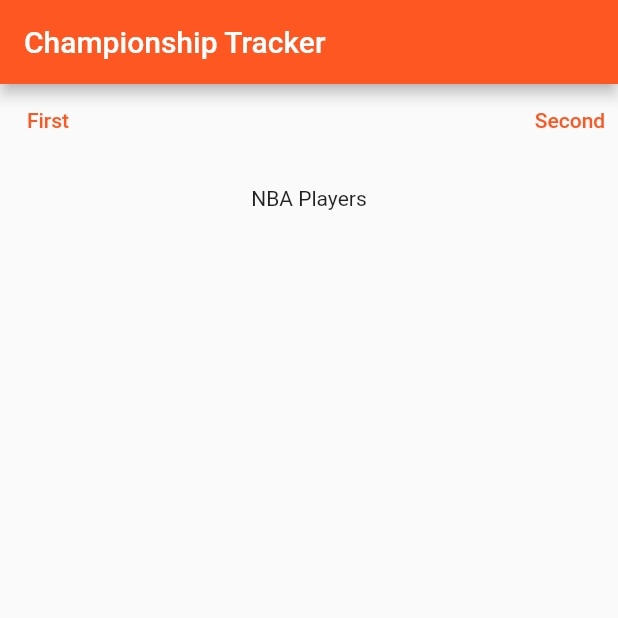
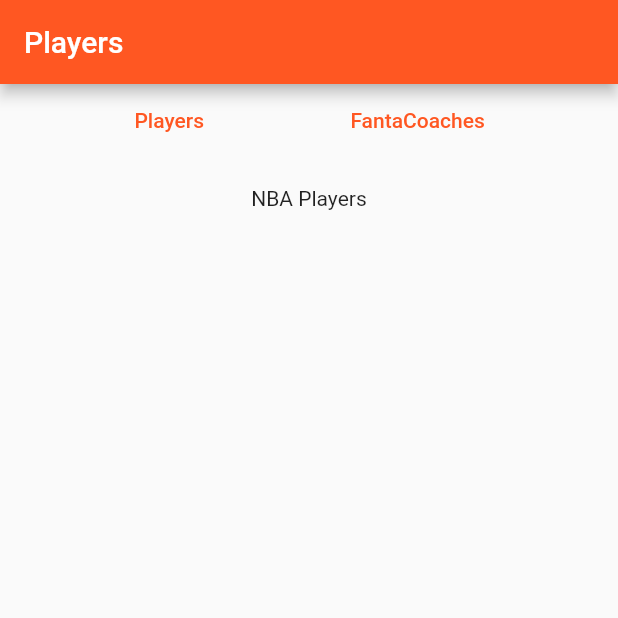
Before and after one commit to SimoneRomagnoli/championship_tracker, a Flutter app: the screen it shows after launch, on a phone screen of 412 x 824 dp, the top half of it. Run offline on Flutter 3.47's test engine with Material 2 defaults, Android fonts, the phone set to English and light mode, and no system bars; missing offline and left inert: mongo_dart; network calls fail.

Commit message:
chore: add second page and navigation bar

```diff
--- a/lib/main.dart
+++ b/lib/main.dart
@@ -15,7 +15,7 @@ class MyApp extends StatelessWidget {
     return MaterialApp(
       title: 'Championship Tracker',
       theme: ThemeData( primarySwatch: Colors.deepOrange,),
-      home: const PlayersPage(title: 'Championship Tracker'),
+      home: const PlayersPage(),
     );
   }
 }
--- a/lib/players_page.dart
+++ b/lib/players_page.dart
@@ -5,7 +5,7 @@ import 'db.dart';
 import 'nba.dart';
 
 class PlayersPage extends ChampionshipTrackerPage {
-  const PlayersPage({super.key, required super.title});
+  const PlayersPage({super.key}) : super(title: "Players");
 
   @override
   ChampionshipTrackerPageState createState() => PlayersPageState();
@@ -15,10 +15,7 @@ class PlayersPageState extends ChampionshipTrackerPageState {
   PlayersPageState();
 
   @override
-  Widget content = Center(
-    child: Padding(
-      padding: const EdgeInsets.all(20.0),
-      child: Column(
+  Widget content = Column(
     mainAxisAlignment: MainAxisAlignment.spaceEvenly,
     children: [
       const Text("NBA Players"),
@@ -29,8 +26,6 @@ class PlayersPageState extends ChampionshipTrackerPageState {
         ),
       ),
     ],
-      ),
-    ),
   );
 }
 
```
Also changed, not shown: lib/fantacoaches_page.dart (added, +37 -0 lines), lib/pages.dart (+27 -8 lines). Lines whose indentation alone changed are shown as unchanged.
